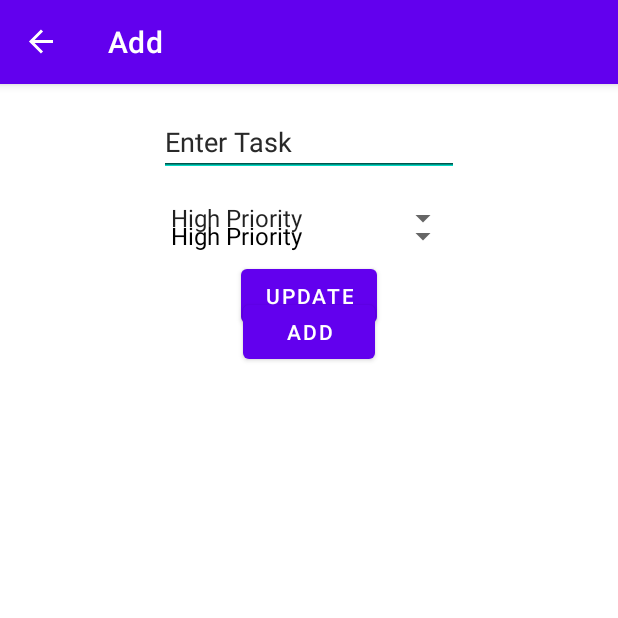
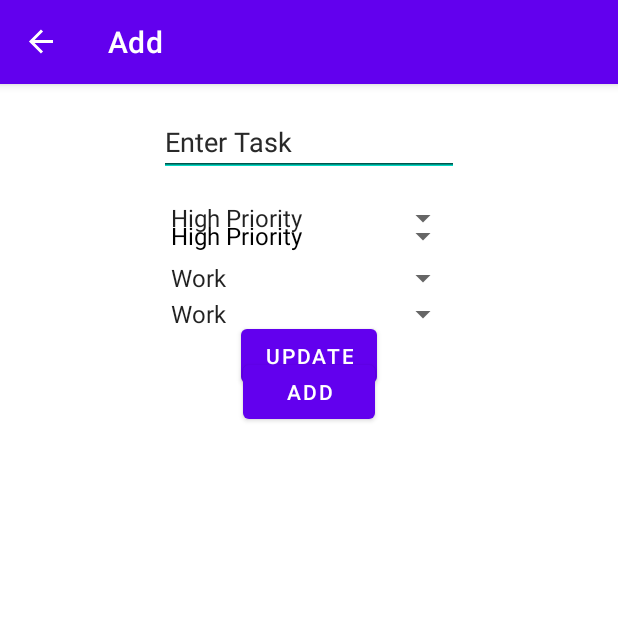
Before and after one commit to ZhangYM2021/TodoList, an Android app: the fragment UpdateFragment placed in its activity, after a tap on an icon or button, on a phone screen of 412 x 824 dp, the top half of it. Run offline under Robolectric (Android 15) with nearby library versions, the phone set to English and light mode, and no system bars; our stand-ins replace Room's generated code, data binding, navigation-ui; 4 statements that could not run were skipped.

Commit message:
add type

```diff
--- a/app/src/main/java/com/android/todolist/database/TaskEntry.kt
+++ b/app/src/main/java/com/android/todolist/database/TaskEntry.kt
@@ -12,5 +12,6 @@ data class TaskEntry(
     var id: Int,
     var title: String,
     var priority: Int,
+    var type: Int,
     var timestamp: Long
 ) : Parcelable
--- a/app/src/main/java/com/android/todolist/ui/add/AddFragment.kt
+++ b/app/src/main/java/com/android/todolist/ui/add/AddFragment.kt
@@ -43,11 +43,13 @@ class AddFragment : Fragment() {
 
                 val title_str = edtTask.text.toString()
                 val priority = spinner.selectedItemPosition
+                val type = type.selectedItemPosition
 
                 val taskEntry = TaskEntry(
                     0,
                     title_str,
                     priority,
+                    type,
                     System.currentTimeMillis()
                 )
 
--- a/app/src/main/java/com/android/todolist/ui/update/UpdateFragment.kt
+++ b/app/src/main/java/com/android/todolist/ui/update/UpdateFragment.kt
@@ -31,6 +31,7 @@ class UpdateFragment : Fragment() {
         binding.apply {
             updateEdtTask.setText(args.taskEntry.title)
             updateSpinner.setSelection(args.taskEntry.priority)
+            updateType.setSelection(args.taskEntry.type)
 
             btnUpdate.setOnClickListener {
                 if(TextUtils.isEmpty(updateEdtTask.text)){
@@ -40,11 +41,13 @@ class UpdateFragment : Fragment() {
 
                 val task_str = updateEdtTask.text
                 val priority = updateSpinner.selectedItemPosition
+                val type = updateType.selectedItemPosition
 
                 val taskEntry = TaskEntry(
                     args.taskEntry.id,
                     task_str.toString(),
                     priority,
+                    type,
                     args.taskEntry.timestamp
                 )
 
--- a/app/src/main/res/layout/fragment_add.xml
+++ b/app/src/main/res/layout/fragment_add.xml
@@ -38,6 +38,17 @@
             app:layout_constraintStart_toStartOf="parent"
             app:layout_constraintTop_toBottomOf="@+id/edt_task" />
 
+        <Spinner
+            android:id="@+id/type"
+            android:layout_width="200dp"
+            android:layout_height="wrap_content"
+            android:layout_marginTop="16dp"
+            android:entries="@array/types"
+            app:layout_constraintEnd_toEndOf="parent"
+            app:layout_constraintHorizontal_bias="0.5"
+            app:layout_constraintStart_toStartOf="parent"
+            app:layout_constraintTop_toBottomOf="@+id/spinner" />
+
         <Button
             android:id="@+id/btn_add"
             android:layout_width="wrap_content"
@@ -47,6 +58,6 @@
             app:layout_constraintEnd_toEndOf="parent"
             app:layout_constraintHorizontal_bias="0.5"
             app:layout_constraintStart_toStartOf="parent"
-            app:layout_constraintTop_toBottomOf="@+id/spinner" />
+            app:layout_constraintTop_toBottomOf="@+id/type" />
     </androidx.constraintlayout.widget.ConstraintLayout>
 </layout>
--- a/app/src/main/res/layout/fragment_update.xml
+++ b/app/src/main/res/layout/fragment_update.xml
@@ -38,6 +38,17 @@
             app:layout_constraintStart_toStartOf="parent"
             app:layout_constraintTop_toBottomOf="@+id/update_edt_task" />
 
+        <Spinner
+            android:id="@+id/update_type"
+            android:layout_width="200dp"
+            android:layout_height="wrap_content"
+            android:layout_marginTop="16dp"
+            android:entries="@array/types"
+            app:layout_constraintEnd_toEndOf="parent"
+            app:layout_constraintHorizontal_bias="0.5"
+            app:layout_constraintStart_toStartOf="parent"
+            app:layout_constraintTop_toBottomOf="@+id/update_spinner" />
+
         <Button
             android:id="@+id/btn_update"
             android:layout_width="wrap_content"
@@ -47,6 +58,6 @@
             app:layout_constraintEnd_toEndOf="parent"
             app:layout_constraintHorizontal_bias="0.5"
             app:layout_constraintStart_toStartOf="parent"
-            app:layout_constraintTop_toBottomOf="@+id/update_spinner" />
+            app:layout_constraintTop_toBottomOf="@+id/update_type" />
     </androidx.constraintlayout.widget.ConstraintLayout>
 </layout>
--- a/app/src/main/res/values/strings.xml
+++ b/app/src/main/res/values/strings.xml
@@ -13,4 +13,10 @@
         <item>Medium Priority</item>
         <item>Low Priority</item>
     </string-array>
+    <string-array name="types">
+        <item>Work</item>
+        <item>Study</item>
+        <item>Exercise</item>
+        <item>Parenting</item>
+    </string-array>
 </resources>
```
Also changed, not shown: app/src/main/java/com/android/todolist/util/BindingAdapters.kt (+23 -0 lines), app/src/main/res/layout/row_layout.xml (+15 -1 lines).
